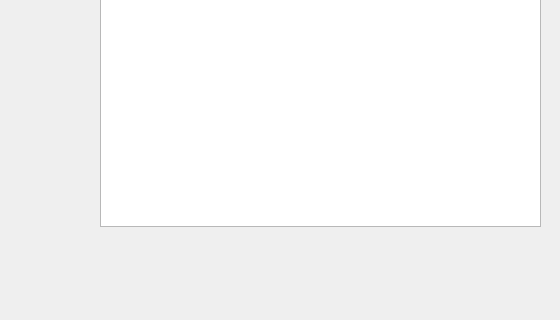
The window that app/PiiScannerGui.ui (urboi11/Group-43---Capstone-Project) describes before a commit, drawn with Qt 5; both pictures show x 0 to 560 and y 184 to 504 of the 658 by 504 pixel window.
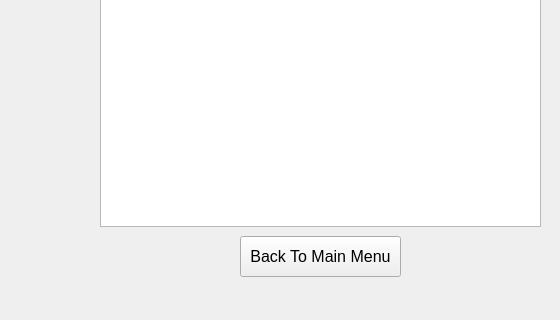
The same window after the commit. The open tabs and pages were chosen to show the change.

What changed in the file:
```diff
--- a/app/PiiScannerGui.ui
+++ b/app/PiiScannerGui.ui
@@ -448,6 +448,24 @@
       </rect>
      </property>
     </widget>
+    <widget class="QPushButton" name="ResultsMainMenuButton">
+     <property name="geometry">
+      <rect>
+       <x>240</x>
+       <y>390</y>
+       <width>161</width>
+       <height>41</height>
+      </rect>
+     </property>
+     <property name="font">
+      <font>
+       <pointsize>12</pointsize>
+      </font>
+     </property>
+     <property name="text">
+      <string>Back To Main Menu</string>
+     </property>
+    </widget>
    </widget>
   </widget>
  </widget>
```
Left out of the diff: 14 changed lines with no effect on the pictures.
